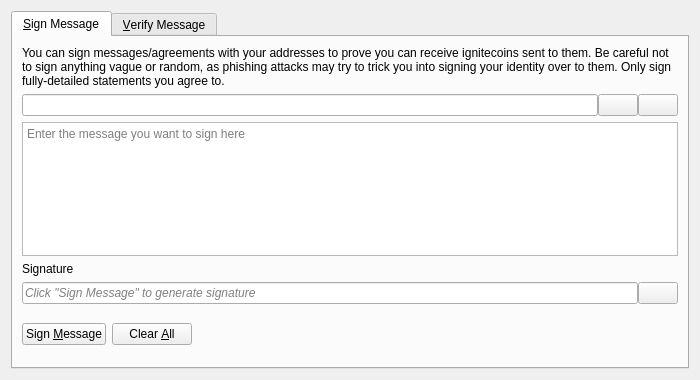
This is src/qt/forms/signverifymessagedialog.ui in vtsxking/ignitecoin as Qt 5 draws it before an edit. The edited form follows.
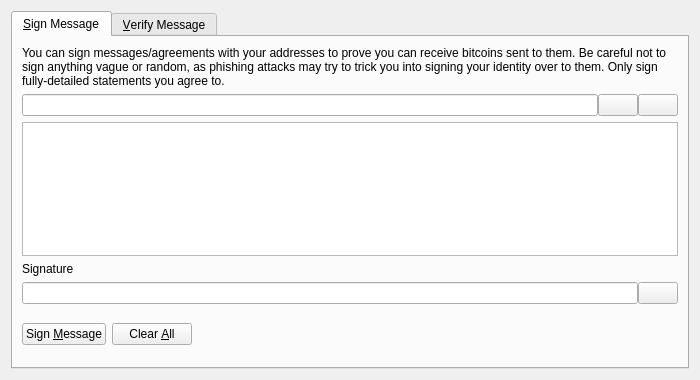
This is the edited form. Icons and pictures are not drawn. Custom widgets are drawn as their Qt base class.

Commit message: bitcoin fork 0.18

```diff
--- a/src/qt/forms/signverifymessagedialog.ui
+++ b/src/qt/forms/signverifymessagedialog.ui
@@ -30,7 +30,7 @@
        <item>
         <widget class="QLabel" name="infoLabel_SM">
          <property name="text">
-          <string>You can sign messages/agreements with your addresses to prove you can receive ignitecoins sent to them. Be careful not to sign anything vague or random, as phishing attacks may try to trick you into signing your identity over to them. Only sign fully-detailed statements you agree to.</string>
+          <string>You can sign messages/agreements with your addresses to prove you can receive bitcoins sent to them. Be careful not to sign anything vague or random, as phishing attacks may try to trick you into signing your identity over to them. Only sign fully-detailed statements you agree to.</string>
          </property>
          <property name="textFormat">
           <enum>Qt::PlainText</enum>
@@ -99,9 +99,6 @@
          <property name="toolTip">
           <string>Enter the message you want to sign here</string>
          </property>
-         <property name="placeholderText">
-          <string>Enter the message you want to sign here</string>
-         </property>
         </widget>
        </item>
        <item>
@@ -121,9 +118,6 @@
          </property>
          <item>
           <widget class="QLineEdit" name="signatureOut_SM">
-           <property name="placeholderText">
-            <string>Click "Sign Message" to generate signature</string>
-           </property>
            <property name="font">
             <font>
              <italic>true</italic>
```
Left out of the diff: 44 changed lines with no effect on the pictures. The commit also changes 14770 other files.
